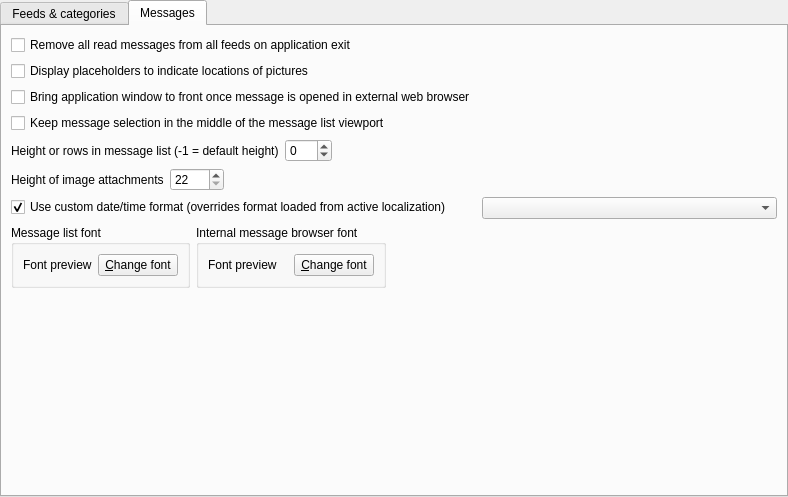
Before: the Qt Designer form src/librssguard/gui/settings/settingsfeedsmessages.ui in martinrotter/rssguard, drawn with Qt 5.
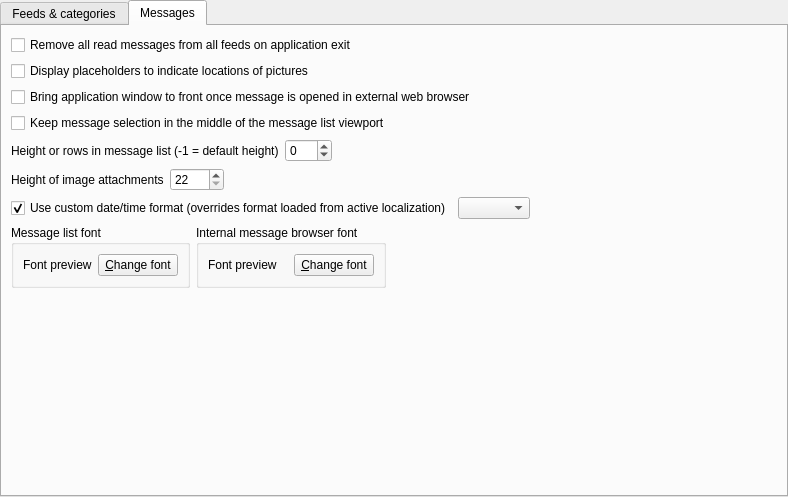
After: the same form once the commit is applied. The open tabs and pages were chosen to show the change. Custom widgets are drawn as their Qt base class.

Commit message: Fix minor UX in feeds/messages setting tab.

```diff
--- a/src/librssguard/gui/settings/settingsfeedsmessages.ui
+++ b/src/librssguard/gui/settings/settingsfeedsmessages.ui
@@ -322,6 +322,8 @@
         </layout>
        </item>
        <item row="6" column="0">
+        <layout class="QHBoxLayout" name="horizontalLayout_10">
+         <item>
         <widget class="QCheckBox" name="m_checkMessagesDateTimeFormat">
          <property name="text">
           <string>Use custom date/time format (overrides format loaded from active localization)</string>
@@ -334,9 +336,11 @@
          </property>
         </widget>
        </item>
-       <item row="6" column="1">
+         <item>
         <widget class="QComboBox" name="m_cmbMessagesDateTimeFormat"/>
        </item>
+        </layout>
+       </item>
        <item row="7" column="0">
         <layout class="QHBoxLayout" name="horizontalLayout_4">
          <item>
```
Left out of the diff: 14 changed lines with no effect on the pictures. Lines whose indentation alone changed are shown as unchanged.
